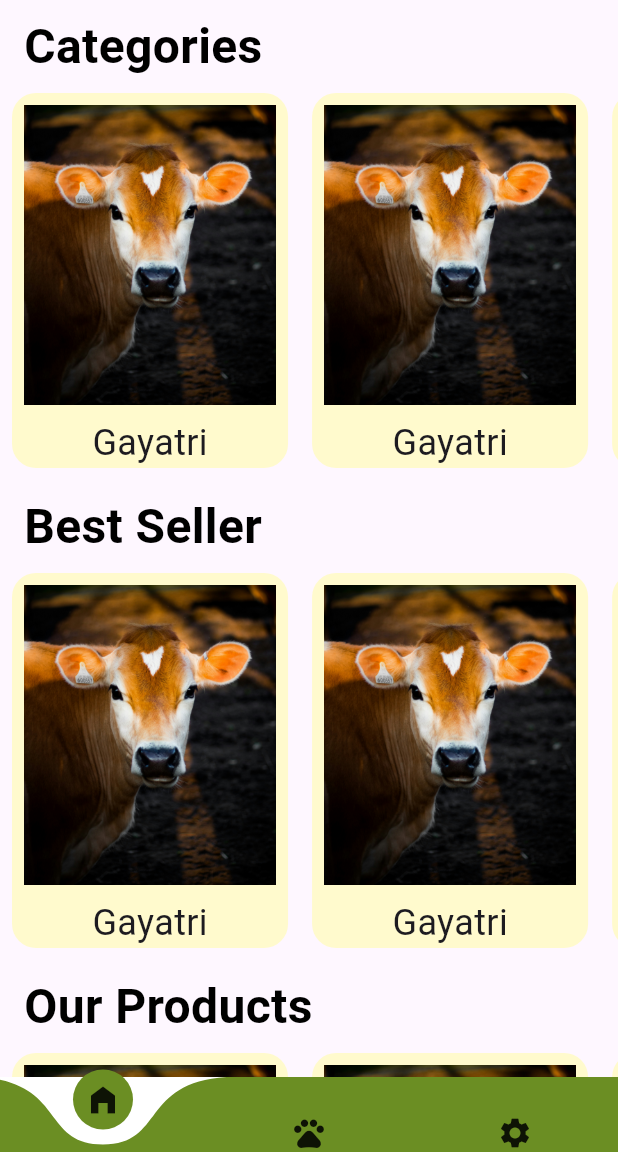
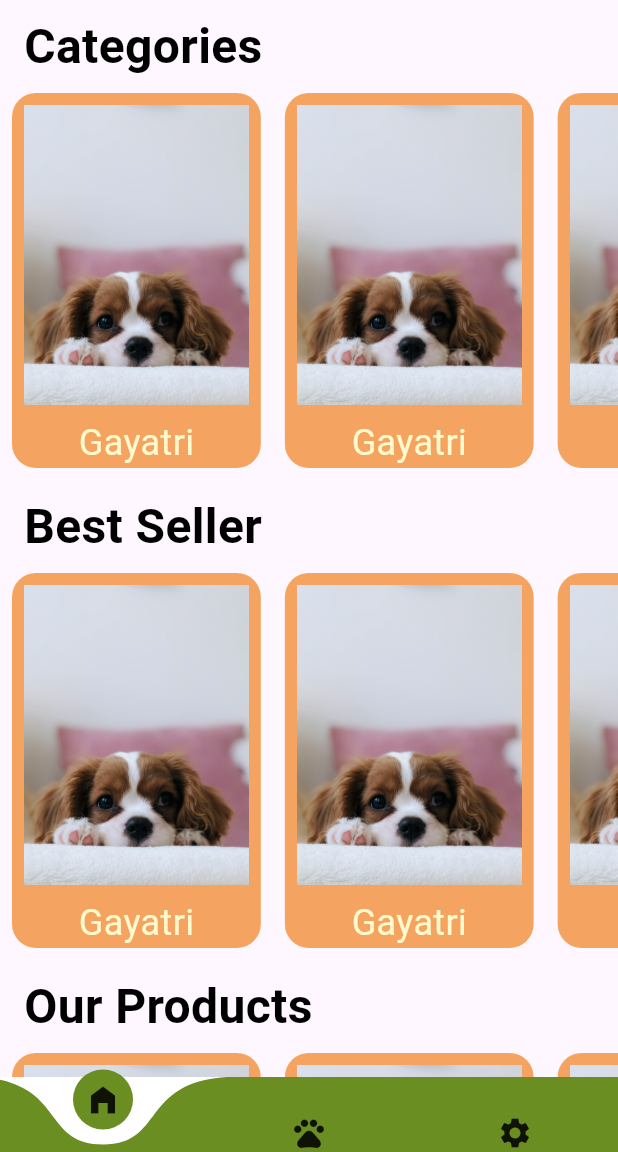
Before and after one commit to MamtaBhatt885/fur_ball, a Flutter app: the screen it shows after launch, on a phone screen of 412 x 824 dp, the part 84-1236 px from its top. Run offline on Flutter 3.47's test engine with Material 3 defaults, Android fonts, the phone set to English and light mode, and no system bars; drawn by our look-alikes of curved_navigation_bar.

Commit message:
colors changed

```diff
--- a/lib/core/widgets/reusable_cards/home_screen_card.dart
+++ b/lib/core/widgets/reusable_cards/home_screen_card.dart
@@ -13,17 +13,18 @@ class ReusableContainer extends StatelessWidget {
       child: Container(
         decoration: BoxDecoration(
             borderRadius: BorderRadius.all(Radius.circular(16)),
-            color: AppColors.accentColor
+            color: AppColors.secondary
         ),
         height: 250,
         child: Column(
             children: [
               Padding(
                 padding: const EdgeInsets.all(8.0),
-                child: Image.asset("assets/home_page/carousel_slider/cow.jpg",height: 200,),
+                child: Image.asset("assets/home_page/carousel_slider/dog1.jpg",height: 200,),
 
               ),
-              Text("Gayatri",style: TextStyle(fontSize: 24),),
+              Text("Gayatri",style: TextStyle(fontSize: 24,color:
+              AppColors.accentColor),),
             ]
 
         ),
--- a/lib/features/home/home_screen.dart
+++ b/lib/features/home/home_screen.dart
@@ -79,7 +79,6 @@ Container(
             ),
 
 
-
           ],
         ),
       )
```
